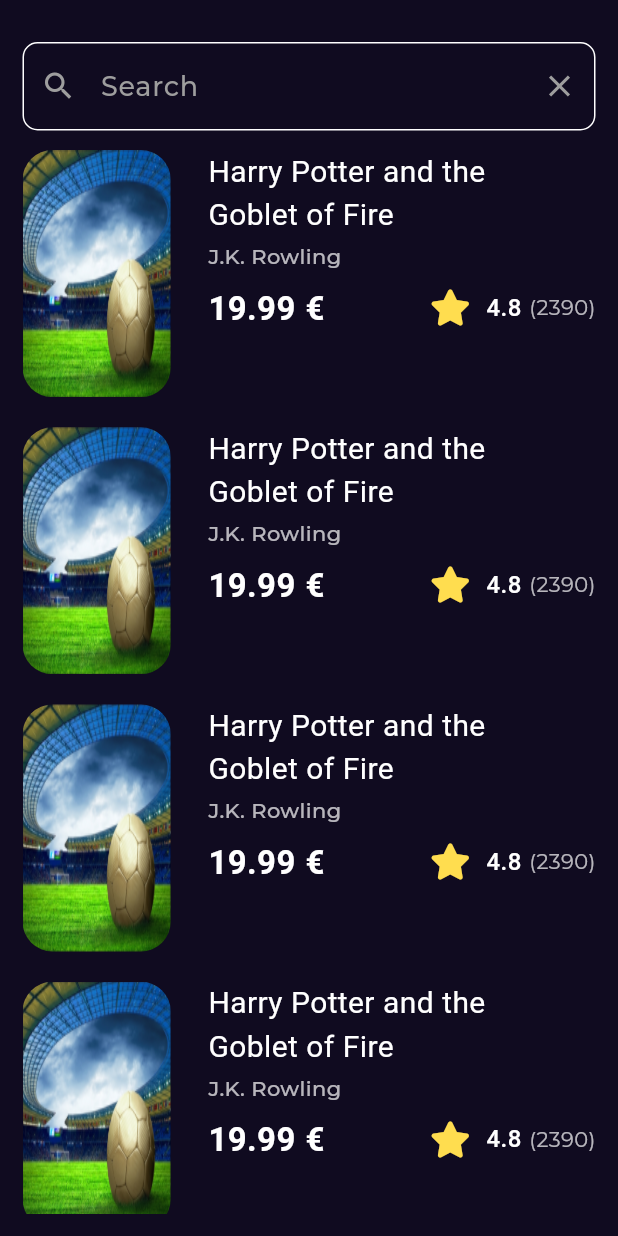
After one commit to Shehab-adel/bookly_app, a Flutter app: the SearchScreen screen opened by its route, on a phone screen of 412 x 824 dp. The commit adds this screen. Run offline on Flutter 3.47's test engine with Material 2 defaults, Android fonts, the phone set to English and light mode, and no system bars; our stand-ins replace font_awesome_flutter, go_router, google_fonts; project files that could hold a hidden picture were left out.

Commit message:
I successfully completed search screen

```diff
--- a/lib/core/utils/routes.dart
+++ b/lib/core/utils/routes.dart
@@ -1,11 +1,13 @@
-import 'package:bookly_app/features/home/presentaion/screens/home_screen.dart';
+import 'package:bookly_app/features/home/presentaion/screen/home_screen.dart';
+import 'package:bookly_app/features/search/presentation/screen/search_screen.dart';
 import 'package:bookly_app/features/splash_screen/splash_screen.dart';
 import 'package:go_router/go_router.dart';
-import '../../features/home/presentaion/screens/book_details_screen.dart';
+import '../../features/home/presentaion/screen/book_details_screen.dart';
 
 abstract class AppRoutes {
   static const homeScreenRoute = '/home';
   static const detailsScreenRoute = '/details';
+  static const searchScreenRoute = '/search';
   static final router = GoRouter(
     routes: [
       GoRoute(
@@ -25,6 +27,12 @@ abstract class AppRoutes {
         builder: (context, state) {
           return const BookDetailsScreen();
         },
+      ),
+      GoRoute(
+        path: searchScreenRoute,
+        builder: (context, state) {
+          return const SearchScreen();
+        },
       )
     ],
   );
--- a/lib/features/home/presentaion/screens/book_details_screen.dart
+++ b/lib/features/home/presentaion/screen/book_details_screen.dart
@@ -1,7 +1,7 @@
 import 'package:bookly_app/core/utils/styles.dart';
-import 'package:bookly_app/features/home/presentaion/screens/widgets/details_screen/book_details_screen_appbare_widget.dart';
-import 'package:bookly_app/features/home/presentaion/screens/widgets/details_screen/button_action.dart';
-import 'package:bookly_app/features/home/presentaion/screens/widgets/listview_item_widget.dart';
+import 'package:bookly_app/features/home/presentaion/screen/widgets/details_screen/book_details_screen_appbare_widget.dart';
+import 'package:bookly_app/features/home/presentaion/screen/widgets/details_screen/button_action.dart';
+import 'package:bookly_app/features/home/presentaion/screen/widgets/listview_item_widget.dart';
 import 'package:flutter/material.dart';
 import 'widgets/details_screen/book_details_title_and_subtitle_widget.dart';
 import 'widgets/details_screen/similar_list_view_widget.dart';
@@ -18,6 +18,7 @@ class BookDetailsScreen extends StatelessWidget {
           child: CustomScrollView(
             slivers: [
               SliverFillRemaining(
+                hasScrollBody: false,
                 child: Column(
                   children: [
                     const BookDetailsScreenAppbareWidget(),
--- a/lib/features/home/presentaion/screens/home_screen.dart
+++ b/lib/features/home/presentaion/screen/home_screen.dart
@@ -1,5 +1,5 @@
 import 'package:bookly_app/core/utils/styles.dart';
-import 'package:bookly_app/features/home/presentaion/screens/widgets/best_seller/best_seller_listview_widget.dart';
+import 'package:bookly_app/features/home/presentaion/screen/widgets/best_seller/best_seller_listview_widget.dart';
 import 'package:flutter/material.dart';
 import 'widgets/Row_appbare_Widget.dart';
 import 'widgets/list_view_widget.dart';
--- a/lib/features/home/presentaion/screens/widgets/Row_appbare_Widget.dart
+++ b/lib/features/home/presentaion/screen/widgets/Row_appbare_Widget.dart
@@ -1,5 +1,7 @@
 import 'package:bookly_app/core/utils/asset_images.dart';
+import 'package:bookly_app/core/utils/routes.dart';
 import 'package:flutter/material.dart';
+import 'package:go_router/go_router.dart';
 
 class RowAppBareWidget extends StatelessWidget {
   const RowAppBareWidget({super.key});
@@ -14,7 +16,10 @@ class RowAppBareWidget extends StatelessWidget {
         mainAxisAlignment: MainAxisAlignment.spaceBetween,
         children: [
           Image.asset(Assets.logo),
-          Image.asset(Assets.search),
+          GestureDetector(
+              onTap: () =>
+                  GoRouter.of(context).push(AppRoutes.searchScreenRoute),
+              child: Image.asset(Assets.search)),
         ],
       ),
     );
--- a/lib/features/home/presentaion/screens/widgets/best_seller/best_seller_listview_item_widget.dart
+++ b/lib/features/home/presentaion/screen/widgets/best_seller/best_seller_listview_item_widget.dart
@@ -1,7 +1,7 @@
 import 'package:bookly_app/core/utils/routes.dart';
 import 'package:bookly_app/core/utils/styles.dart';
-import 'package:bookly_app/features/home/presentaion/screens/widgets/best_seller/top_best_seller_widget.dart';
-import 'package:bookly_app/features/home/presentaion/screens/widgets/listview_item_widget.dart';
+import 'package:bookly_app/features/home/presentaion/screen/widgets/best_seller/top_best_seller_widget.dart';
+import 'package:bookly_app/features/home/presentaion/screen/widgets/listview_item_widget.dart';
 import 'package:flutter/material.dart';
 import 'package:go_router/go_router.dart';
 import 'bottom_best_seller_widget.dart';
--- a/lib/features/home/presentaion/screens/widgets/best_seller/bottom_best_seller_widget.dart
+++ b/lib/features/home/presentaion/screen/widgets/best_seller/bottom_best_seller_widget.dart
@@ -1,4 +1,4 @@
-import 'package:bookly_app/features/home/presentaion/screens/widgets/best_seller/rating_row_widget.dart';
+import 'package:bookly_app/features/home/presentaion/screen/widgets/best_seller/rating_row_widget.dart';
 import 'package:flutter/material.dart';
 import '../../../../../../core/utils/styles.dart';
 
--- a/lib/features/home/presentaion/screens/widgets/details_screen/book_details_title_and_subtitle_widget.dart
+++ b/lib/features/home/presentaion/screen/widgets/details_screen/book_details_title_and_subtitle_widget.dart
@@ -1,5 +1,5 @@
 import 'package:bookly_app/core/utils/styles.dart';
-import 'package:bookly_app/features/home/presentaion/screens/widgets/best_seller/rating_row_widget.dart';
+import 'package:bookly_app/features/home/presentaion/screen/widgets/best_seller/rating_row_widget.dart';
 import 'package:flutter/material.dart';
 
 class BookDetailsTitleAndSubTitle extends StatelessWidget {
--- /dev/null
+++ b/lib/features/search/presentation/screen/search_screen.dart
@@ -0,0 +1,19 @@
+import 'package:bookly_app/features/search/presentation/screen/widgets/appbare_section/search_text_field_widget.dart';
+import 'package:bookly_app/features/search/presentation/screen/widgets/seach_body_section/search_list_view_widget.dart';
+import 'package:flutter/material.dart';
+
+class SearchScreen extends StatelessWidget {
+  const SearchScreen({super.key});
+
+  @override
+  Widget build(BuildContext context) {
+    return const Scaffold(
+      body: Padding(
+        padding: EdgeInsets.all(15.0),
+        child: Column(
+          children: [SearchTextForm(), SearchListViewWidget()],
+        ),
+      ),
+    );
+  }
+}
--- /dev/null
+++ b/lib/features/search/presentation/screen/widgets/appbare_section/search_text_field_widget.dart
@@ -0,0 +1,49 @@
+import 'package:bookly_app/constants/constants.dart';
+import 'package:flutter/material.dart';
+
+class SearchTextForm extends StatelessWidget {
+  const SearchTextForm({Key? key}) : super(key: key);
+
+  @override
+  Widget build(BuildContext context) {
+    return Padding(
+      padding: const EdgeInsets.symmetric(vertical: 13),
+      child: TextField(
+        onChanged: (searchName) {},
+        style: const TextStyle(color: Colors.white),
+        cursorColor: Colors.black,
+        keyboardType: TextInputType.text,
+        decoration: InputDecoration(
+            fillColor: kPrimary,
+            focusColor: Colors.red,
+            prefixIcon: const Icon(
+              Icons.search,
+              color: Colors.grey,
+            ),
+            suffixIcon: IconButton(
+              onPressed: () {},
+              icon: const Icon(
+                Icons.close,
+                color: Colors.grey,
+              ),
+            ),
+            hintText: 'Search',
+            hintStyle: const TextStyle(
+                color: Colors.grey, fontSize: 18, fontWeight: FontWeight.w500),
+            filled: true,
+            enabledBorder: OutlineInputBorder(
+                borderSide: const BorderSide(color: Colors.white),
+                borderRadius: BorderRadius.circular(10)),
+            focusedBorder: OutlineInputBorder(
+                borderSide: const BorderSide(color: Colors.white),
+                borderRadius: BorderRadius.circular(10)),
+            errorBorder: OutlineInputBorder(
+                borderSide: const BorderSide(color: Colors.white),
+                borderRadius: BorderRadius.circular(10)),
+            focusedErrorBorder: OutlineInputBorder(
+                borderSide: const BorderSide(color: Colors.white),
+                borderRadius: BorderRadius.circular(10))),
+      ),
+    );
+  }
+}
--- /dev/null
+++ b/lib/features/search/presentation/screen/widgets/seach_body_section/search_list_view_widget.dart
@@ -0,0 +1,21 @@
+import 'package:flutter/material.dart';
+import '../../../../../home/presentaion/screen/widgets/best_seller/best_seller_listview_item_widget.dart';
+import '../../../../../home/presentaion/screen/widgets/listview_item_widget.dart';
+
+class SearchListViewWidget extends StatelessWidget {
+  const SearchListViewWidget({super.key});
+
+  @override
+  Widget build(BuildContext context) {
+    return Expanded(
+      child: ListView.separated(
+          itemCount: 20,
+          separatorBuilder: (index, context) => const SizedBox(
+                height: 20,
+              ),
+          itemBuilder: (context, index) {
+            return const BestSellerListViewItemWidget();
+          }),
+    );
+  }
+}
```
Also changed, not shown: lib/features/home/presentaion/screen/widgets/best_seller/best_seller_listview_widget.dart (renamed from lib/features/home/presentaion/screens/widgets/best_seller/best_seller_listview_widget.dart), lib/features/home/presentaion/screen/widgets/best_seller/rating_row_widget.dart (renamed from lib/features/home/presentaion/screens/widgets/best_seller/rating_row_widget.dart), lib/features/home/presentaion/screen/widgets/best_seller/top_best_seller_widget.dart (renamed from lib/features/home/presentaion/screens/widgets/best_seller/top_best_seller_widget.dart), lib/features/home/presentaion/screen/widgets/details_screen/book_details_screen_appbare_widget.dart (renamed from lib/features/home/presentaion/screens/widgets/details_screen/book_details_screen_appbare_widget.dart), lib/features/home/presentaion/screen/widgets/details_screen/button_action.dart (renamed from lib/features/home/presentaion/screens/widgets/details_screen/button_action.dart), lib/features/home/presentaion/screen/widgets/details_screen/details_screen_text_button_widget.dart (renamed from lib/features/home/presentaion/screens/widgets/details_screen/details_screen_text_button_widget.dart), lib/features/home/presentaion/screen/widgets/details_screen/similar_list_view_widget.dart (renamed from lib/features/home/presentaion/screens/widgets/details_screen/similar_list_view_widget.dart), lib/features/home/presentaion/screen/widgets/list_view_widget.dart (renamed from lib/features/home/presentaion/screens/widgets/list_view_widget.dart), lib/features/home/presentaion/screen/widgets/listview_item_widget.dart (renamed from lib/features/home/presentaion/screens/widgets/listview_item_widget.dart).
